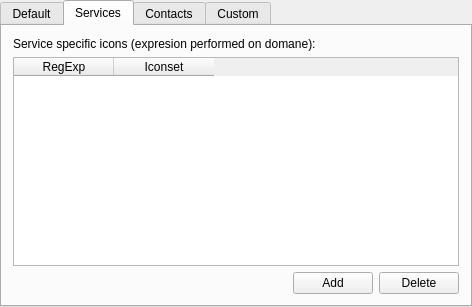
vacuum-im/vacuum-im, file Vacuum/trunk/src/plugins/StatusIcons/iconsoptionswidget.ui: the form before one commit.
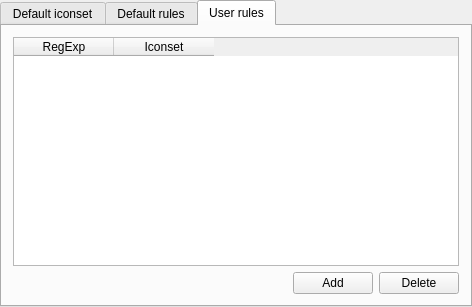
The form after the commit. The open tabs and pages were chosen to show the change.

Commit message: Изменена работа плагина IStatusIcons, оставлены два типа правил: дефолтные и пользовательские. Добавлена загрузка дефолтных правил из архивов статусных иконок.

```diff
--- a/Vacuum/trunk/src/plugins/StatusIcons/iconsoptionswidget.ui
+++ b/Vacuum/trunk/src/plugins/StatusIcons/iconsoptionswidget.ui
@@ -38,7 +38,7 @@
      </property>
      <widget class="QWidget" name="tabDefault" >
       <attribute name="title" >
-       <string>Default</string>
+       <string>Default iconset</string>
       </attribute>
       <layout class="QVBoxLayout" >
        <item>
@@ -57,77 +57,9 @@
        </item>
       </layout>
      </widget>
-     <widget class="QWidget" name="tabService" >
-      <attribute name="title" >
-       <string>Services</string>
-      </attribute>
-      <layout class="QVBoxLayout" >
-       <item>
-        <widget class="QLabel" name="label_2" >
-         <property name="text" >
-          <string>Service specific icons (expresion performed on domane):</string>
-         </property>
-        </widget>
-       </item>
-       <item>
-        <widget class="QTableWidget" name="twtServiceRules" >
-         <property name="selectionMode" >
-          <enum>QAbstractItemView::SingleSelection</enum>
-         </property>
-         <property name="selectionBehavior" >
-          <enum>QAbstractItemView::SelectRows</enum>
-         </property>
-         <property name="columnCount" >
-          <number>2</number>
-         </property>
-         <column>
-          <property name="text" >
-           <string>RegExp</string>
-          </property>
-         </column>
-         <column>
-          <property name="text" >
-           <string>Iconset</string>
-          </property>
-         </column>
-        </widget>
-       </item>
-       <item>
-        <layout class="QHBoxLayout" >
-         <item>
-          <spacer>
-           <property name="orientation" >
-            <enum>Qt::Horizontal</enum>
-           </property>
-           <property name="sizeHint" >
-            <size>
-             <width>40</width>
-             <height>20</height>
-            </size>
-           </property>
-          </spacer>
-         </item>
-         <item>
-          <widget class="QPushButton" name="pbtAddService" >
-           <property name="text" >
-            <string>Add</string>
-           </property>
-          </widget>
-         </item>
-         <item>
-          <widget class="QPushButton" name="pbtDeleteService" >
-           <property name="text" >
-            <string>Delete</string>
-           </property>
-          </widget>
-         </item>
-        </layout>
-       </item>
-      </layout>
-     </widget>
      <widget class="QWidget" name="tabContact" >
       <attribute name="title" >
-       <string>Contacts</string>
+       <string>Default rules</string>
       </attribute>
       <layout class="QVBoxLayout" >
        <item>
@@ -193,20 +125,13 @@
        </item>
       </layout>
      </widget>
-     <widget class="QWidget" name="tabCustom" >
+     <widget class="QWidget" name="tabService" >
       <attribute name="title" >
-       <string>Custom</string>
+       <string>User rules</string>
       </attribute>
       <layout class="QVBoxLayout" >
        <item>
-        <widget class="QLabel" name="label_4" >
-         <property name="text" >
-          <string>Custom icons (expresion performed on full JID):</string>
-         </property>
-        </widget>
-       </item>
-       <item>
-        <widget class="QTableWidget" name="twtCustomRules" >
+        <widget class="QTableWidget" name="twtUserRules" >
          <property name="selectionMode" >
           <enum>QAbstractItemView::SingleSelection</enum>
          </property>
```
Left out of the diff: 57 changed lines with no effect on the pictures. The commit also changes 11 other files.
